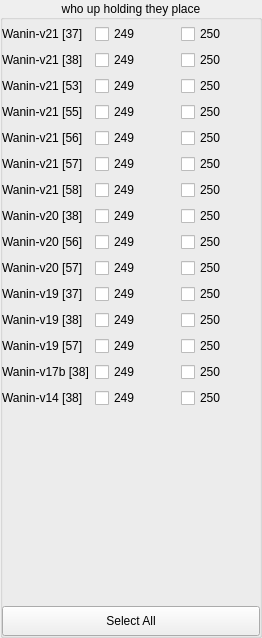
Above: WaninCheckGrid.ui from korbosoft/modmiiDownloader before the change. Below: the same form after it.
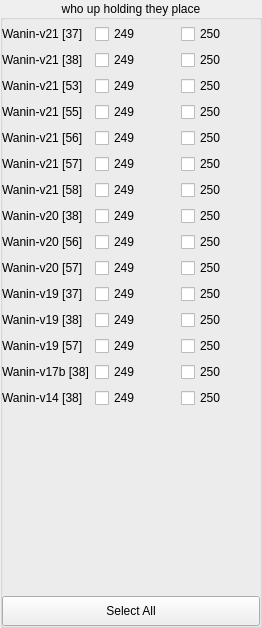
That is the form after the change.

```diff
--- a/WaninCheckGrid.ui
+++ b/WaninCheckGrid.ui
@@ -8,7 +8,7 @@
     <x>0</x>
     <y>0</y>
     <width>262</width>
-    <height>638</height>
+    <height>628</height>
    </rect>
   </property>
   <property name="toolTip">
@@ -26,7 +26,7 @@
      <x>0</x>
      <y>0</y>
      <width>262</width>
-     <height>638</height>
+     <height>628</height>
     </rect>
    </property>
    <layout class="QVBoxLayout" name="layout">
```
